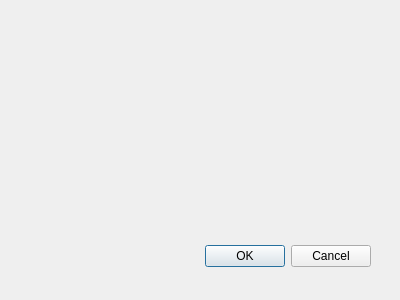
This is V5_MVP_lecteurDiaporama/choixvitessedefilement.ui in FranzouGame/SAE1.01-LecteurDiaporama as Qt 5 draws it before an edit. The edited form follows.
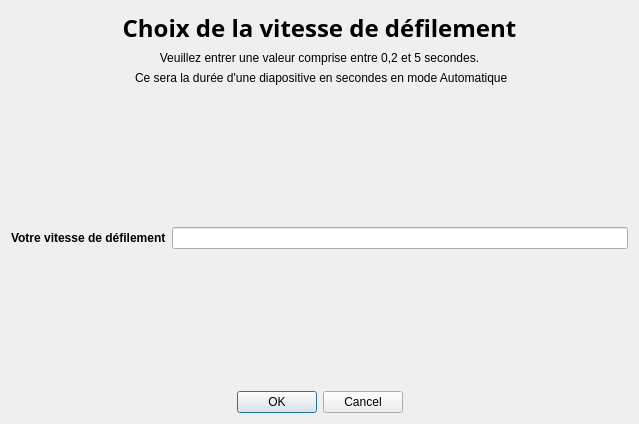
This is the edited form.

Patch:
```diff
--- a/V5_MVP_lecteurDiaporama/choixvitessedefilement.ui
+++ b/V5_MVP_lecteurDiaporama/choixvitessedefilement.ui
@@ -6,29 +6,122 @@
    <rect>
     <x>0</x>
     <y>0</y>
-    <width>400</width>
-    <height>300</height>
+    <width>639</width>
+    <height>424</height>
    </rect>
   </property>
   <property name="windowTitle">
    <string>Dialog</string>
   </property>
-  <widget class="QDialogButtonBox" name="buttonBox">
-   <property name="geometry">
-    <rect>
-     <x>30</x>
-     <y>240</y>
-     <width>341</width>
-     <height>32</height>
-    </rect>
-   </property>
-   <property name="orientation">
-    <enum>Qt::Horizontal</enum>
-   </property>
-   <property name="standardButtons">
-    <set>QDialogButtonBox::Cancel|QDialogButtonBox::Ok</set>
-   </property>
-  </widget>
+  <layout class="QVBoxLayout" name="verticalLayout_2">
+   <item>
+    <layout class="QVBoxLayout" name="verticalLayout">
+     <item>
+      <widget class="QLabel" name="titre">
+       <property name="font">
+        <font>
+         <family>Segoe UI Black</family>
+         <pointsize>18</pointsize>
+         <bold>true</bold>
+        </font>
+       </property>
+       <property name="text">
+        <string>Choix de la vitesse de défilement</string>
+       </property>
+       <property name="alignment">
+        <set>Qt::AlignCenter</set>
+       </property>
+      </widget>
+     </item>
+     <item>
+      <widget class="QLabel" name="desc1">
+       <property name="text">
+        <string>Veuillez entrer une valeur comprise entre 0,2 et 5 secondes.</string>
+       </property>
+       <property name="alignment">
+        <set>Qt::AlignCenter</set>
+       </property>
+      </widget>
+     </item>
+     <item>
+      <widget class="QLabel" name="desc2">
+       <property name="text">
+        <string> Ce sera la durée d'une diapositive en secondes en mode Automatique</string>
+       </property>
+       <property name="alignment">
+        <set>Qt::AlignCenter</set>
+       </property>
+      </widget>
+     </item>
+     <item>
+      <spacer name="verticalSpacer">
+       <property name="orientation">
+        <enum>Qt::Vertical</enum>
+       </property>
+       <property name="sizeHint" stdset="0">
+        <size>
+         <width>20</width>
+         <height>40</height>
+        </size>
+       </property>
+      </spacer>
+     </item>
+     <item>
+      <layout class="QFormLayout" name="formLayout">
+       <item row="0" column="0">
+        <widget class="QLabel" name="label">
+         <property name="font">
+          <font>
+           <bold>true</bold>
+          </font>
+         </property>
+         <property name="text">
+          <string>Votre vitesse de défilement</string>
+         </property>
+        </widget>
+       </item>
+       <item row="0" column="1">
+        <widget class="QLineEdit" name="lineEdit"/>
+       </item>
+      </layout>
+     </item>
+     <item>
+      <spacer name="verticalSpacer_2">
+       <property name="orientation">
+        <enum>Qt::Vertical</enum>
+       </property>
+       <property name="sizeHint" stdset="0">
+        <size>
+         <width>20</width>
+         <height>40</height>
+        </size>
+       </property>
+      </spacer>
+     </item>
+     <item>
+      <widget class="QDialogButtonBox" name="buttonBox">
+       <property name="font">
+        <font>
+         <family>Segoe UI</family>
+        </font>
+       </property>
+       <property name="layoutDirection">
+        <enum>Qt::LeftToRight</enum>
+       </property>
+       <property name="orientation">
+        <enum>Qt::Horizontal</enum>
+       </property>
+       <property name="standardButtons">
+        <set>QDialogButtonBox::Cancel|QDialogButtonBox::Ok</set>
+       </property>
+       <property name="centerButtons">
+        <bool>true</bool>
+       </property>
+      </widget>
+     </item>
+    </layout>
+   </item>
+  </layout>
  </widget>
  <resources/>
  <connections>
```
